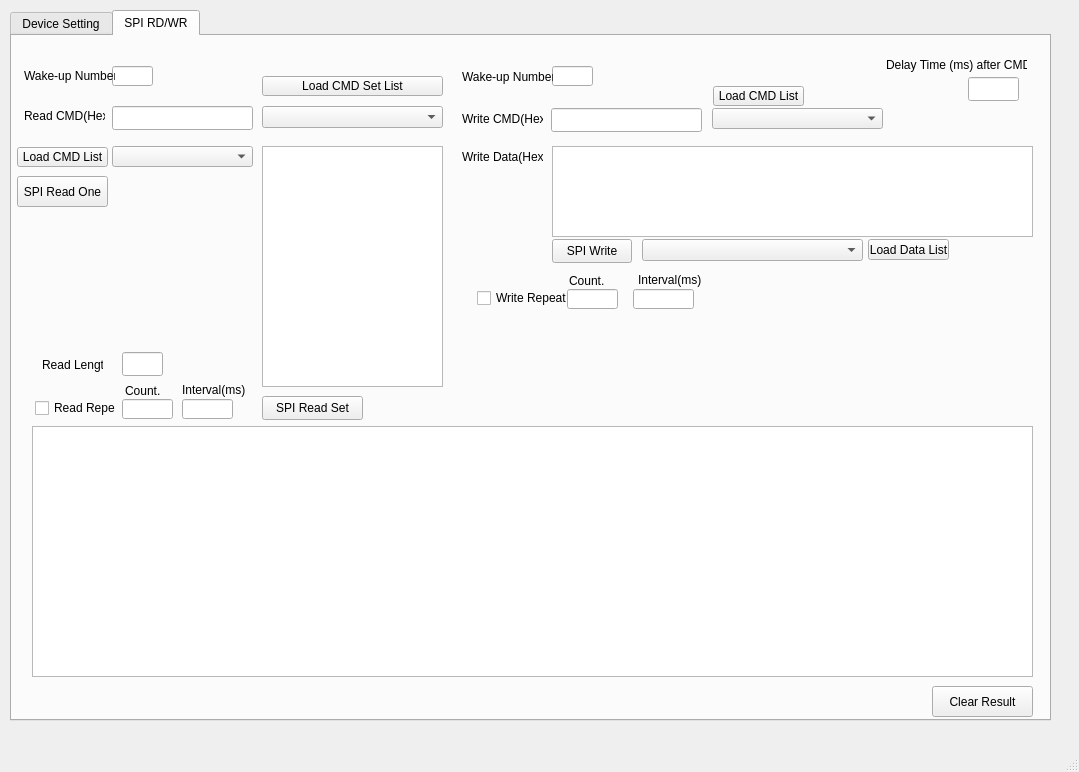
This is mainwindow.ui in Goldenchen1012/Usb2uisApp as Qt 5 draws it before an edit. The edited form follows.
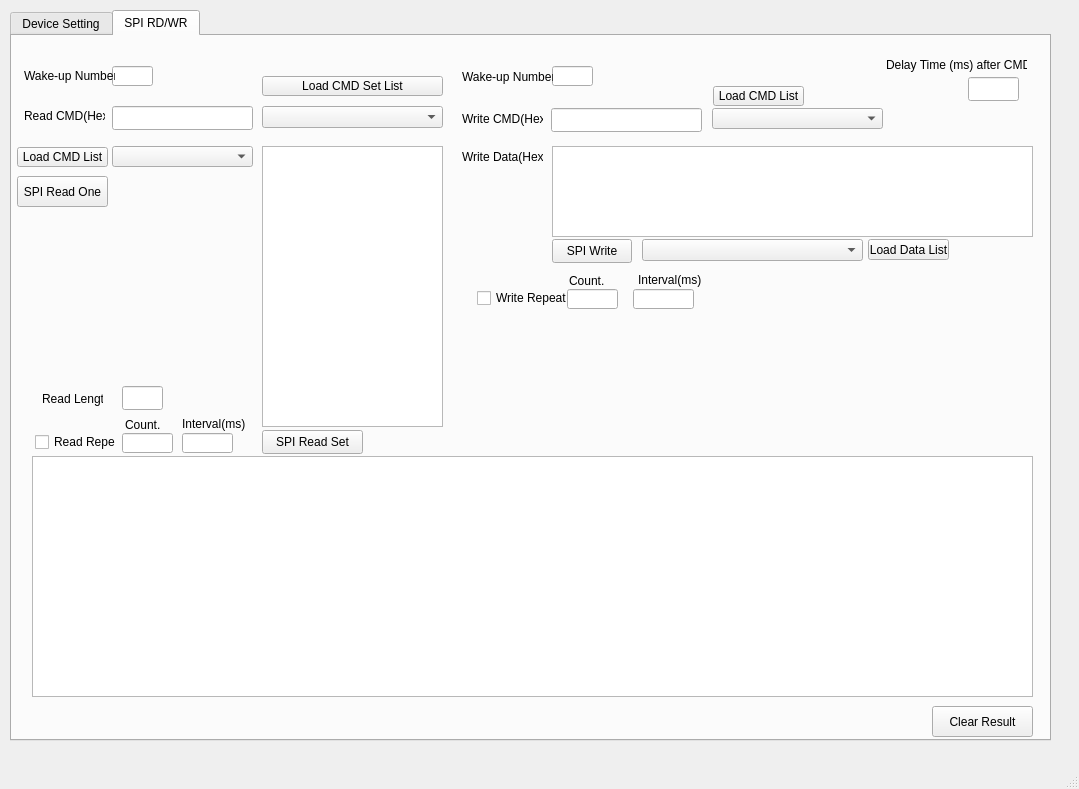
This is the edited form.

Commit message: Adjust ui size.

```diff
--- a/mainwindow.ui
+++ b/mainwindow.ui
@@ -7,7 +7,7 @@
     <x>0</x>
     <y>0</y>
     <width>1079</width>
-    <height>772</height>
+    <height>789</height>
    </rect>
   </property>
   <property name="windowTitle">
@@ -20,7 +20,7 @@
       <x>10</x>
       <y>10</y>
       <width>1041</width>
-      <height>711</height>
+      <height>731</height>
      </rect>
     </property>
     <property name="currentIndex">
@@ -120,7 +120,7 @@
       <property name="geometry">
        <rect>
         <x>110</x>
-        <y>316</y>
+        <y>350</y>
         <width>41</width>
         <height>24</height>
        </rect>
@@ -145,7 +145,7 @@
       <property name="geometry">
        <rect>
         <x>250</x>
-        <y>360</y>
+        <y>394</y>
         <width>101</width>
         <height>24</height>
        </rect>
@@ -171,9 +171,9 @@
       <property name="geometry">
        <rect>
         <x>20</x>
-        <y>390</y>
+        <y>420</y>
         <width>1001</width>
-        <height>251</height>
+        <height>241</height>
        </rect>
       </property>
       <property name="font">
@@ -222,7 +222,7 @@
       <property name="geometry">
        <rect>
         <x>30</x>
-        <y>321</y>
+        <y>355</y>
         <width>61</width>
         <height>16</height>
        </rect>
@@ -261,7 +261,7 @@
       <property name="geometry">
        <rect>
         <x>920</x>
-        <y>650</y>
+        <y>670</y>
         <width>101</width>
         <height>31</height>
        </rect>
@@ -320,7 +320,7 @@
       <property name="geometry">
        <rect>
         <x>23</x>
-        <y>363</y>
+        <y>397</y>
         <width>81</width>
         <height>18</height>
        </rect>
@@ -333,7 +333,7 @@
       <property name="geometry">
        <rect>
         <x>110</x>
-        <y>363</y>
+        <y>397</y>
         <width>51</width>
         <height>20</height>
        </rect>
@@ -343,7 +343,7 @@
       <property name="geometry">
        <rect>
         <x>170</x>
-        <y>363</y>
+        <y>397</y>
         <width>51</width>
         <height>20</height>
        </rect>
@@ -386,7 +386,7 @@
       <property name="geometry">
        <rect>
         <x>113</x>
-        <y>349</y>
+        <y>383</y>
         <width>47</width>
         <height>12</height>
        </rect>
@@ -412,7 +412,7 @@
       <property name="geometry">
        <rect>
         <x>170</x>
-        <y>346</y>
+        <y>380</y>
         <width>71</width>
         <height>16</height>
        </rect>
@@ -524,7 +524,7 @@
         <x>250</x>
         <y>110</y>
         <width>181</width>
-        <height>241</height>
+        <height>281</height>
        </rect>
       </property>
       <property name="font">
```
